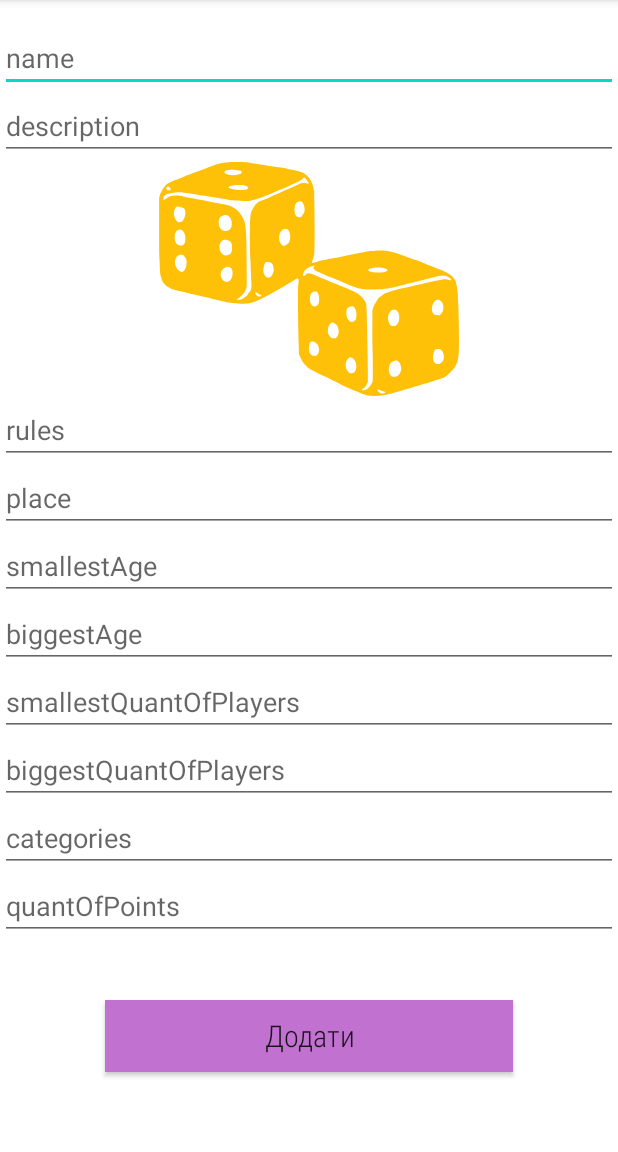
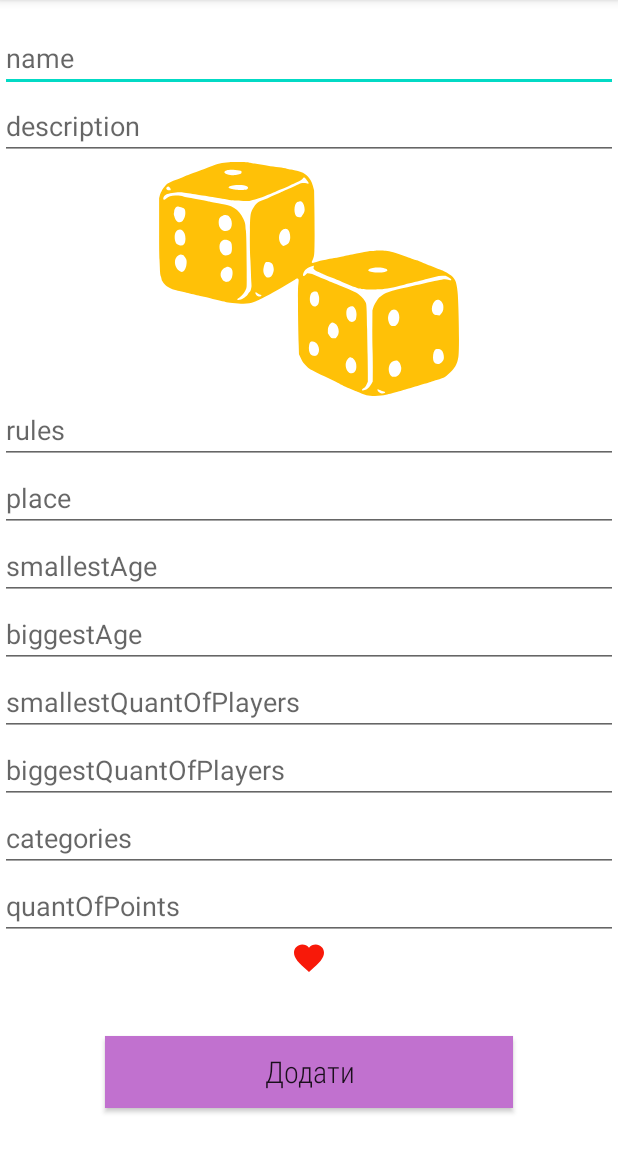
Before and after one commit to Irama03/MyBoardGames, an Android app: the fragment AddGameFragment shown on its own in the app's theme, after a tap on "Додати", on a phone screen of 412 x 824 dp, the part 84-1236 px from its top. Run offline under Robolectric (Android 15) with nearby library versions, the phone set to English and light mode, and no system bars; libraries missing offline, so code that uses them is left out: com.github.thunder413.datetimeutils; 9 statements that could not run were skipped; 1 other tap on this screen came first.

Commit message:
Favorite with hearts added

```diff
--- a/app/src/main/java/com/example/myboardgames/ui/addGame/AddGameFragment.java
+++ b/app/src/main/java/com/example/myboardgames/ui/addGame/AddGameFragment.java
@@ -6,6 +6,7 @@ import android.view.LayoutInflater;
 import android.view.View;
 import android.view.ViewGroup;
 import android.widget.EditText;
+import android.widget.ImageButton;
 import android.widget.ImageView;
 import android.widget.Toast;
 
@@ -30,8 +31,9 @@ public class AddGameFragment extends Fragment {
     private EditText smallestAgeText, biggestAgeText, smallestQuantOfPlayersText;
     private EditText biggestQuantOfPlayersText, categoriesText, quantOfPointsText;
     private ImageView imageView;
+    private ImageButton favoriteButton;
     public static final int PICK_IMAGE = 1;
-
+    private boolean isFavorite = false;
 
     public View onCreateView(@NonNull LayoutInflater inflater,
                              ViewGroup container, Bundle savedInstanceState) {
@@ -62,12 +64,26 @@ public class AddGameFragment extends Fragment {
         biggestQuantOfPlayersText = (EditText)(view.findViewById(R.id.biggestQuantOfPlayersText));
         categoriesText = (EditText)(view.findViewById(R.id.categoriesText));
         quantOfPointsText = (EditText)(view.findViewById(R.id.quantOfPointsText));
+        favoriteButton = (ImageButton)(view.findViewById(R.id.favoriteButton));
+        favoriteButton.setOnClickListener(new View.OnClickListener() {
+            @Override
+            public void onClick(View view) {
+                if (isFavorite) {
+                    favoriteButton.setImageResource(R.drawable.ic_baseline_favorite_border_24);
+                    isFavorite = false;
+                }
+                else {
+                    favoriteButton.setImageResource(R.drawable.ic_baseline_favorite_24);
+                    isFavorite = true;
+                }
+            }
+        });
 
         view.findViewById(R.id.addButton).setOnClickListener(new View.OnClickListener() {
             @Override
             public void onClick(View view) {
-                addGame(view);
-                save(view);
+                addGame();
+                save();
             }
         });
         /*view.findViewById(R.id.saveButton).setOnClickListener(new View.OnClickListener() {
@@ -99,10 +115,12 @@ public class AddGameFragment extends Fragment {
         });
     }
 
-    public void addGame(View view){
+    private void addGame(){
         String name = nameText.getText().toString();
         String description = descriptionText.getText().toString();
         String photoPath = photoPathText.getText().toString();
+        //For clearing!
+        Toast.makeText(getActivity(), "photo path of cubiki: " + photoPath, Toast.LENGTH_LONG).show();
         String rules = rulesText.getText().toString();
         String place = placeText.getText().toString();
         int smallestAge = Integer.parseInt(smallestAgeText.getText().toString());
@@ -114,7 +132,6 @@ public class AddGameFragment extends Fragment {
         int quantOfPoints = Integer.parseInt(quantOfPointsText.getText().toString());
         int quantOfTimesBeingChosen = 0;
         //boolean isFavorite = Boolean.parseBoolean(isFavoriteText.getText().toString());
-        boolean isFavorite = quantOfPoints == 5;
 
         Game game = new Game(name, description, photoPath, rules, place, smallestAge,
                 biggestAge, smallestQuantOfPlayers, biggestQuantOfPlayers, categories,
@@ -125,28 +142,31 @@ public class AddGameFragment extends Fragment {
         //((MainActivity)getActivity()).adapter.notifyDataSetChanged();
     }
 
-    public void save(View view){
-
+    private void save(){
         boolean result = JSONHelper.exportToJSON(getActivity(), GamesProcessor.getGames());
         if(result){
             Toast.makeText(getActivity(), "Дані збережено", Toast.LENGTH_LONG).show();
+            clearFields();
         }
         else{
             Toast.makeText(getActivity(), "Не вдалося зберегти дані", Toast.LENGTH_LONG).show();
         }
     }
 
-    public void open(View view){
-
-        /*games = JSONHelper.importFromJSON(getActivity());
-        if(games !=null){
-            adapter = new ArrayAdapter<>(getActivity(), android.R.layout.simple_list_item_1, games);
-            listView.setAdapter(adapter);
-            Toast.makeText(getActivity(), "Дані відновлено", Toast.LENGTH_LONG).show();
-        }
-        else{
-            Toast.makeText(getActivity(), "Не вдалося відновити дані", Toast.LENGTH_LONG).show();
-        }*/
+    private void clearFields() {
+        nameText.setText("");
+        descriptionText.setText("");
+        //see on phone!!!
+        photoPathText.setText("ic_cubiki.xml");
+        imageView.setImageResource(R.drawable.ic_cubiki);
+        rulesText.setText("");
+        placeText.setText("");
+        smallestAgeText.setText("");
+        biggestAgeText.setText("");
+        smallestQuantOfPlayersText.setText("");
+        biggestQuantOfPlayersText.setText("");
+        categoriesText.setText("");
+        quantOfPointsText.setText("");
     }
 
 }
--- /dev/null
+++ b/app/src/main/res/drawable/ic_baseline_favorite_24.xml
@@ -0,0 +1,10 @@
+<vector xmlns:android="http://schemas.android.com/apk/res/android"
+    android:width="24dp"
+    android:height="24dp"
+    android:viewportWidth="24"
+    android:viewportHeight="24"
+    android:tint="#F81909">
+  <path
+      android:fillColor="#F81909"
+      android:pathData="M12,21.35l-1.45,-1.32C5.4,15.36 2,12.28 2,8.5 2,5.42 4.42,3 7.5,3c1.74,0 3.41,0.81 4.5,2.09C13.09,3.81 14.76,3 16.5,3 19.58,3 22,5.42 22,8.5c0,3.78 -3.4,6.86 -8.55,11.54L12,21.35z"/>
+</vector>
--- /dev/null
+++ b/app/src/main/res/drawable/ic_baseline_favorite_border_24.xml
@@ -0,0 +1,10 @@
+<vector xmlns:android="http://schemas.android.com/apk/res/android"
+    android:width="24dp"
+    android:height="24dp"
+    android:viewportWidth="24"
+    android:viewportHeight="24"
+    android:tint="#F81909">
+  <path
+      android:fillColor="#F81909"
+      android:pathData="M16.5,3c-1.74,0 -3.41,0.81 -4.5,2.09C10.91,3.81 9.24,3 7.5,3 4.42,3 2,5.42 2,8.5c0,3.78 3.4,6.86 8.55,11.54L12,21.35l1.45,-1.32C18.6,15.36 22,12.28 22,8.5 22,5.42 19.58,3 16.5,3zM12.1,18.55l-0.1,0.1 -0.1,-0.1C7.14,14.24 4,11.39 4,8.5 4,6.5 5.5,5 7.5,5c1.54,0 3.04,0.99 3.57,2.36h1.87C13.46,5.99 14.96,5 16.5,5c2,0 3.5,1.5 3.5,3.5 0,2.89 -3.14,5.74 -7.9,10.05z"/>
+</vector>
--- a/app/src/main/res/layout/fragment_add_game.xml
+++ b/app/src/main/res/layout/fragment_add_game.xml
@@ -142,8 +142,18 @@
             android:inputType="numberSigned"
             app:layout_constraintLeft_toLeftOf="parent"
             app:layout_constraintRight_toRightOf="parent"
+            app:layout_constraintBottom_toTopOf="@id/favoriteButton"
+            app:layout_constraintTop_toBottomOf="@id/categoriesText" />
+        <ImageButton
+            android:id="@+id/favoriteButton"
+            android:layout_height="wrap_content"
+            android:layout_width="wrap_content"
+            android:src="@drawable/ic_baseline_favorite_border_24"
+            android:background="@android:color/transparent"
+            app:layout_constraintLeft_toLeftOf="parent"
+            app:layout_constraintRight_toRightOf="parent"
             app:layout_constraintBottom_toTopOf="@id/addButton"
-            app:layout_constraintTop_toBottomOf="@id/categoriesText" />
+            app:layout_constraintTop_toBottomOf="@id/quantOfPointsText" />
         <!--<EditText
             android:id="@+id/isFavoriteTextI"
             android:layout_width="0dp"
@@ -182,7 +192,7 @@
             app:layout_constraintEnd_toEndOf="parent"
             app:layout_constraintHorizontal_bias="0.714"
             app:layout_constraintStart_toStartOf="parent"
-            app:layout_constraintTop_toBottomOf="@+id/quantOfPointsText"
+            app:layout_constraintTop_toBottomOf="@+id/favoriteButton"
             app:layout_constraintVertical_bias="1.0" />
 
         <!--<Button
```
Also changed, not shown: app/src/main/java/com/example/myboardgames/adapters/GameAdapter.java (+19 -2 lines), app/src/main/java/com/example/myboardgames/ui/GameInfoActivity.java (+37 -5 lines), app/src/main/res/layout/activity_game_info.xml (+7 -7 lines), app/src/main/res/layout/games_item.xml (+9 -3 lines).
